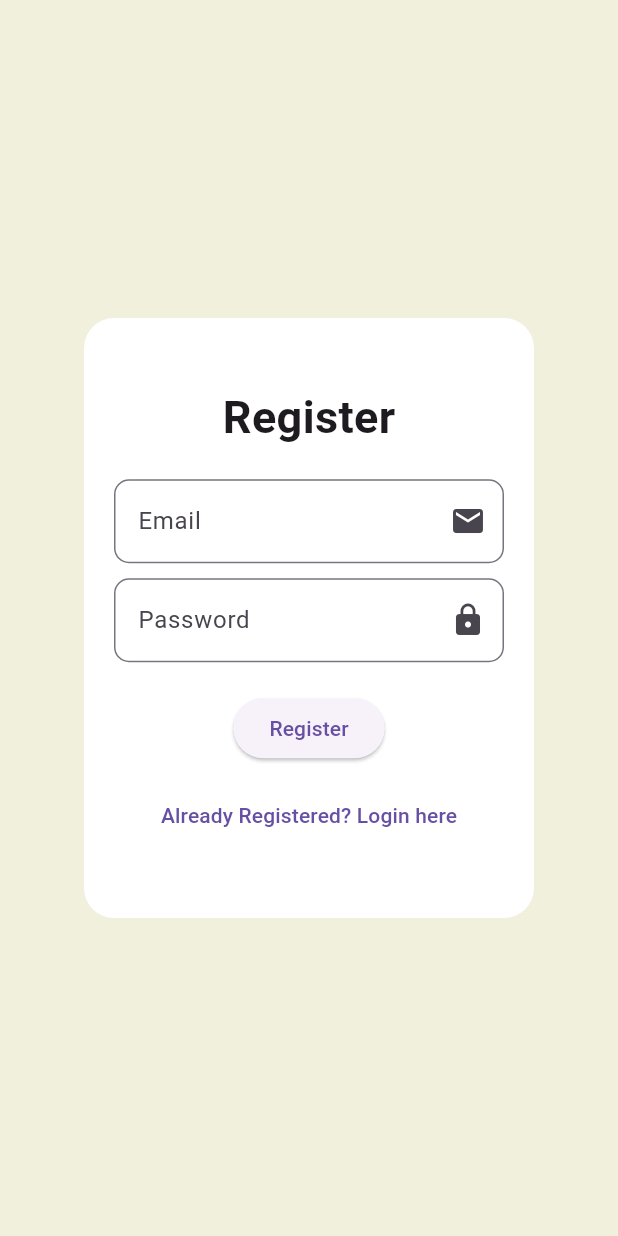
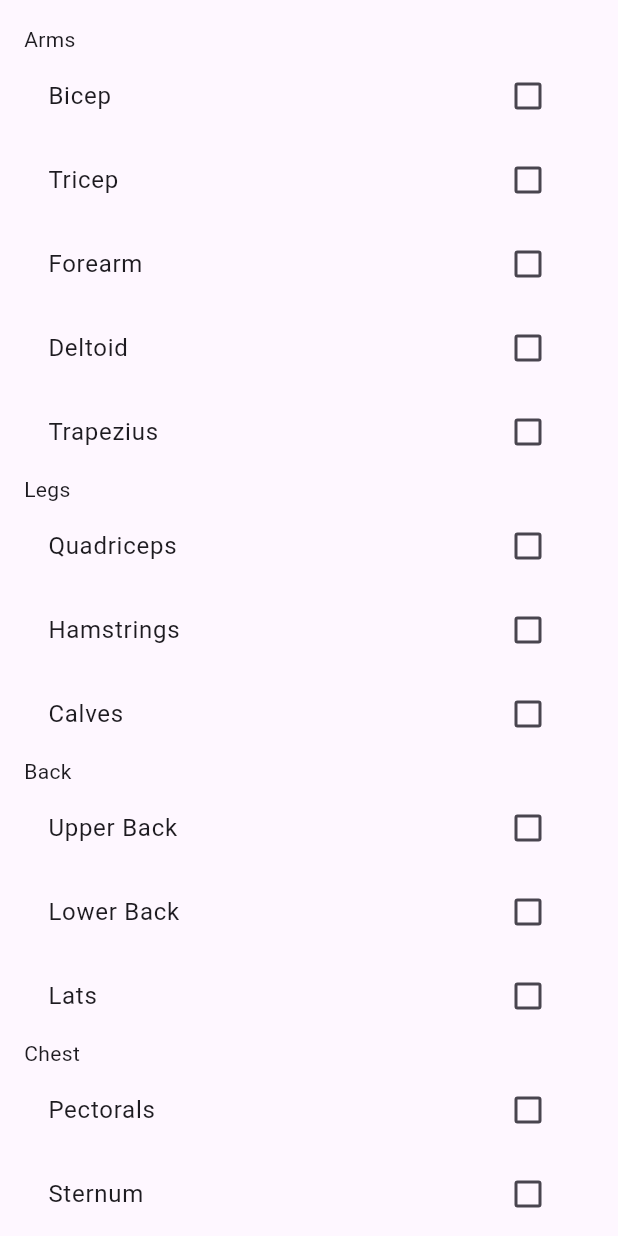
Before and after one commit to Pradham1/Fitness-App-with-AI-Integration, a Flutter app: the screen it shows after launch, on a phone screen of 412 x 824 dp. Run offline on Flutter 3.47's test engine with Material 3 defaults, Android fonts, the phone set to English and light mode, and no system bars.

Commit message:
second commit

```diff
--- a/lib/main.dart
+++ b/lib/main.dart
@@ -1,7 +1,8 @@
 import 'package:flutter/material.dart';
-import 'package:workout_app/views/boot_page.dart';
-import 'package:workout_app/views/login_page.dart';
+import 'package:workout_app/views/create_workout_page.dart';
+import 'package:workout_app/views/home_page.dart';
 import 'package:workout_app/views/register_page.dart';
+import 'package:workout_app/views/workouts_page.dart';
 
 void main() {
   runApp(MyApp());
@@ -17,7 +18,7 @@ class MyApp extends StatelessWidget {
       theme: ThemeData(
         primaryColor: Colors.greenAccent,
       ),
-      home: RegisterPage(),
+      home: CreateWorkoutPage(),
     );
   }
 }
--- /dev/null
+++ b/lib/views/create_workout_page.dart
@@ -0,0 +1,188 @@
+import 'package:flutter/material.dart';
+
+class CreateWorkoutPage extends StatefulWidget {
+  CreateWorkoutPage({super.key});
+
+  @override
+  State<CreateWorkoutPage> createState() => _CreateWorkoutPageState();
+}
+
+class _CreateWorkoutPageState extends State<CreateWorkoutPage> {
+
+  //CREATE MAP
+  List<String> arms = ["Bicep", "Tricep", "Forearm", "Deltoid", "Trapezius"];
+
+  List<String> legs = ["Quadriceps", "Hamstrings", "Calves"];
+
+  List<String> back = ["Upper Back", "Lower Back", "Lats"];
+
+  List<String> chest = ["Pectorals", "Sternum"];
+
+  List<String> abs = ["Rectus Abdominis", "Obliques", "Transverse Abdominis"];
+
+  List<bool> isCheckedList = [false, false, false, false, false, false, false, false, false, false, false, false, false, false, false, false];
+
+
+
+  @override
+  Widget build(BuildContext context) {
+    return Scaffold(
+      body: ListView(
+        padding: const EdgeInsets.all(16.0),
+        children: [
+          Text('Arms'),
+          CheckboxListTile(
+          title: Text(arms[0]),
+          value: isCheckedList[0],
+          onChanged: (bool? newValue) {
+            setState(() {
+              isCheckedList[0] = newValue ?? false;
+            });
+          },
+        ),
+          CheckboxListTile(
+            title: Text(arms[1]),
+            value: isCheckedList[1],
+            onChanged: (bool? newValue) {
+              setState(() {
+                isCheckedList[1] = newValue ?? false;
+              });
+            },
+          ),
+          CheckboxListTile(
+            title: Text(arms[2]),
+            value: isCheckedList[2],
+            onChanged: (bool? newValue) {
+              setState(() {
+                isCheckedList[2] = newValue ?? false;
+              });
+            },
+          ),
+          CheckboxListTile(
+            title: Text(arms[3]),
+            value: isCheckedList[3],
+            onChanged: (bool? newValue) {
+              setState(() {
+                isCheckedList[3] = newValue ?? false;
+              });
+            },
+          ),
+          CheckboxListTile(
+            title: Text(arms[4]),
+            value: isCheckedList[4],
+            onChanged: (bool? newValue) {
+              setState(() {
+                isCheckedList[4] = newValue ?? false;
+              });
+            },
+          ),
+          const Text('Legs'),
+          CheckboxListTile(
+            title: Text(legs[0]),
+            value: isCheckedList[5],
+            onChanged: (bool? newValue) {
+              setState(() {
+                isCheckedList[5] = newValue ?? false;
+              });
+            },
+          ),
+          CheckboxListTile(
+            title: Text(legs[1]),
+            value: isCheckedList[6],
+            onChanged: (bool? newValue) {
+              setState(() {
+                isCheckedList[6] = newValue ?? false;
+              });
+            },
+          ),
+          CheckboxListTile(
+            title: Text(legs[2]),
+            value: isCheckedList[7],
+            onChanged: (bool? newValue) {
+              setState(() {
+                isCheckedList[7] = newValue ?? false;
+              });
+            },
+          ),
+          const Text('Back'),
+          CheckboxListTile(
+            title: Text(back[0]),
+            value: isCheckedList[8],
+            onChanged: (bool? newValue) {
+              setState(() {
+                isCheckedList[8] = newValue ?? false;
+              });
+            },
+          ),
+          CheckboxListTile(
+            title: Text(back[1]),
+            value: isCheckedList[9],
+            onChanged: (bool? newValue) {
+              setState(() {
+                isCheckedList[9] = newValue ?? false;
+              });
+            },
+          ),
+          CheckboxListTile(
+            title: Text(back[2]),
+            value: isCheckedList[10],
+            onChanged: (bool? newValue) {
+              setState(() {
+                isCheckedList[10] = newValue ?? false;
+              });
+            },
+          ),
+          const Text('Chest'),
+          CheckboxListTile(
+            title: Text(chest[0]),
+            value: isCheckedList[11],
+            onChanged: (bool? newValue) {
+              setState(() {
+                isCheckedList[11] = newValue ?? false;
+              });
+            },
+          ),
+          CheckboxListTile(
+            title: Text(chest[1]),
+            value: isCheckedList[12],
+            onChanged: (bool? newValue) {
+              setState(() {
+                isCheckedList[12] = newValue ?? false;
+              });
+            },
+          ),
+          const Text('Abs'),
+          CheckboxListTile(
+            title: Text(abs[0]),
+            value: isCheckedList[13],
+            onChanged: (bool? newValue) {
+              setState(() {
+                isCheckedList[13] = newValue ?? false;
+              });
+            },
+          ),
+          CheckboxListTile(
+            title: Text(abs[1]),
+            value: isCheckedList[14],
+            onChanged: (bool? newValue) {
+              setState(() {
+                isCheckedList[14] = newValue ?? false;
+              });
+            },
+          ),
+          CheckboxListTile(
+            title: Text(abs[2]),
+            value: isCheckedList[15],
+            onChanged: (bool? newValue) {
+              setState(() {
+                isCheckedList[15] = newValue ?? false;
+              });
+            },
+          ),
+          ElevatedButton(onPressed: () => print('pressed'), child: Text('Create Workout')),
+
+        ],
+      )
+    );
+  }
+}
```
Also changed, not shown: lib/views/home_page.dart (+53 -1 lines), lib/views/workouts_page.dart (added, +56 -0 lines), lib/views/resultant_workout.dart (added).
